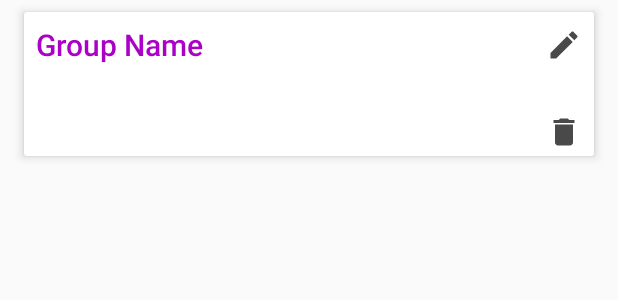
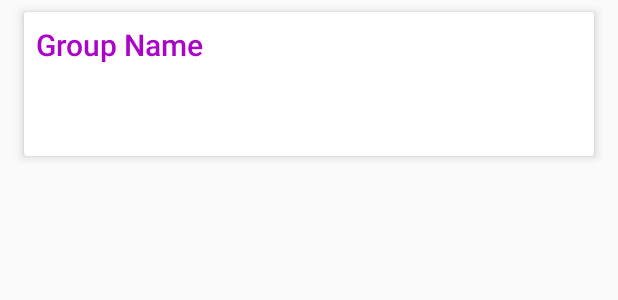
Before and after one commit to sorinirimies/BitChat, an Android app: the layout listitem_group.xml on its own in the app's theme, with its tools: preview values and no code run, on a phone screen of 412 x 824 dp. Shown: the top 300 px of the screen. Run offline under Robolectric (Android 15) with nearby library versions, the phone set to English and light mode, and no system bars.

Commit message:
disable edit and delete and create only one default group

```diff
--- a/mobile/src/main/java/ro/cluj/sorin/bitchat/ui/groups/GroupsFragment.kt
+++ b/mobile/src/main/java/ro/cluj/sorin/bitchat/ui/groups/GroupsFragment.kt
@@ -9,7 +9,6 @@ import com.google.firebase.auth.FirebaseAuth
 import com.google.firebase.auth.FirebaseUser
 import com.greenspand.kotlin_ext.alertDialog
 import com.greenspand.kotlin_ext.animateGone
-import com.greenspand.kotlin_ext.animateVisible
 import com.greenspand.kotlin_ext.init
 import com.greenspand.kotlin_ext.snack
 import kotlinx.android.synthetic.main.fragment_groups.contGroupsFragment
@@ -75,7 +74,7 @@ class GroupsFragment : BaseFragment(), GroupsView {
     } else {
       //TODO remove this as it is used only for pre-alpha version
       groupsAdapter.clearItems()
-      groupsAdapter.addItem(ChatGroup(DEFAULT_GROUP_ID, getString(R.string.nearby_chat_group)))
+      groupsAdapter.addItem(ChatGroup(DEFAULT_GROUP_ID, getString(R.string.group_cryptonarii)))
       fabCreateGroup.animateGone()
       //TODO re-enable for production app version
       //      addGroupsDbChangeListener()
@@ -103,6 +102,7 @@ class GroupsFragment : BaseFragment(), GroupsView {
 
   override fun onDestroyView() {
     super.onDestroyView()
+    firebaseAuth.removeAuthStateListener(authStateListener)
     presenter.detachView()
   }
 
--- a/mobile/src/main/res/layout/listitem_group.xml
+++ b/mobile/src/main/res/layout/listitem_group.xml
@@ -35,6 +35,7 @@
             android:layout_height="wrap_content"
             android:layout_marginStart="8dp"
             android:layout_marginTop="10dp"
+            android:visibility="gone"
             android:layout_marginEnd="8dp"
             android:src="@drawable/ic_edit_group"
             app:layout_constraintEnd_toEndOf="parent"
@@ -50,6 +51,7 @@
             android:layout_height="wrap_content"
             android:layout_marginStart="8dp"
             android:layout_marginTop="8dp"
+            android:visibility="gone"
             android:layout_marginEnd="8dp"
             android:layout_marginBottom="4dp"
             android:src="@drawable/ic_delete_group"
```
